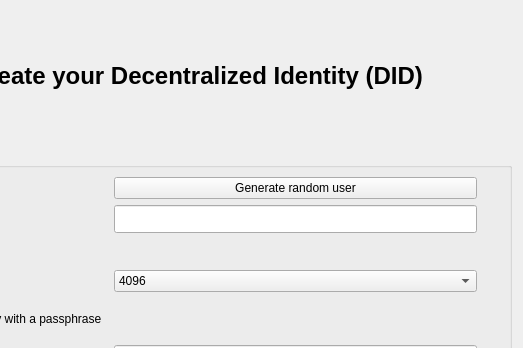
This is galacteek/ui/forms/profileinitdialog.ui in pinnaculum/galacteek as Qt 5 draws it before an edit; both pictures show x 128 to 651 and y 0 to 348 of the 651 by 488 pixel window. The edited form follows.
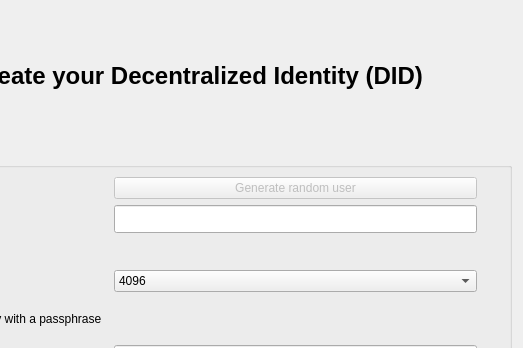
This is the edited form.

```diff
--- a/galacteek/ui/forms/profileinitdialog.ui
+++ b/galacteek/ui/forms/profileinitdialog.ui
@@ -85,6 +85,9 @@
         </item>
         <item row="1" column="1">
          <widget class="QPushButton" name="generateRandom">
+          <property name="enabled">
+           <bool>false</bool>
+          </property>
           <property name="text">
            <string>Generate random user</string>
           </property>
```
